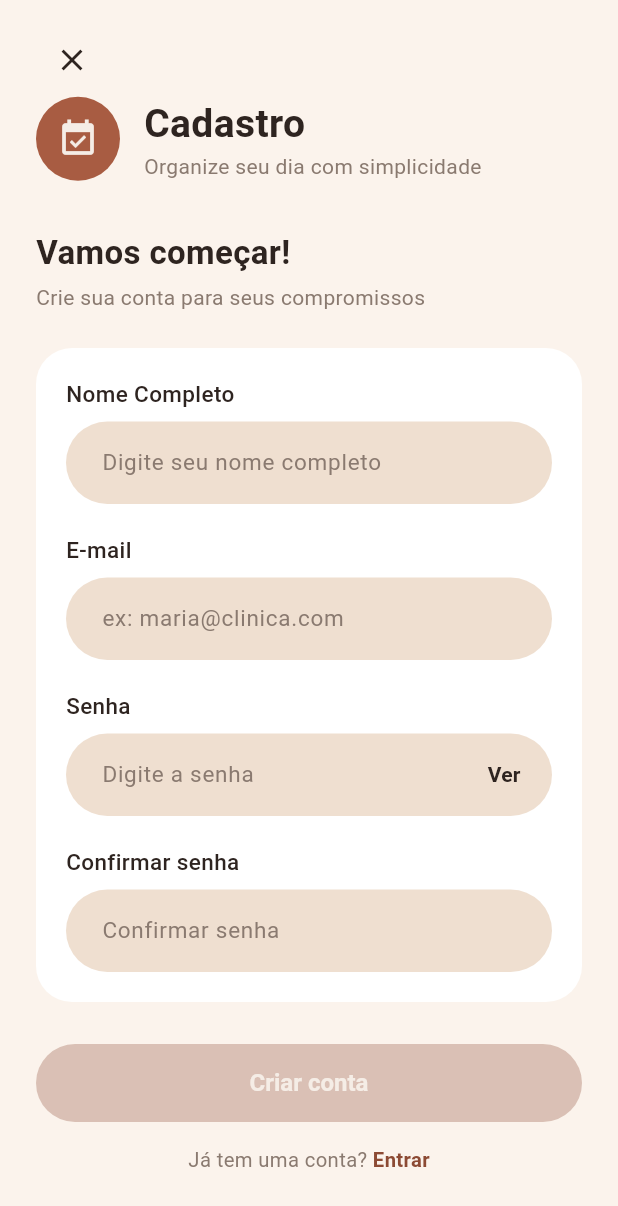
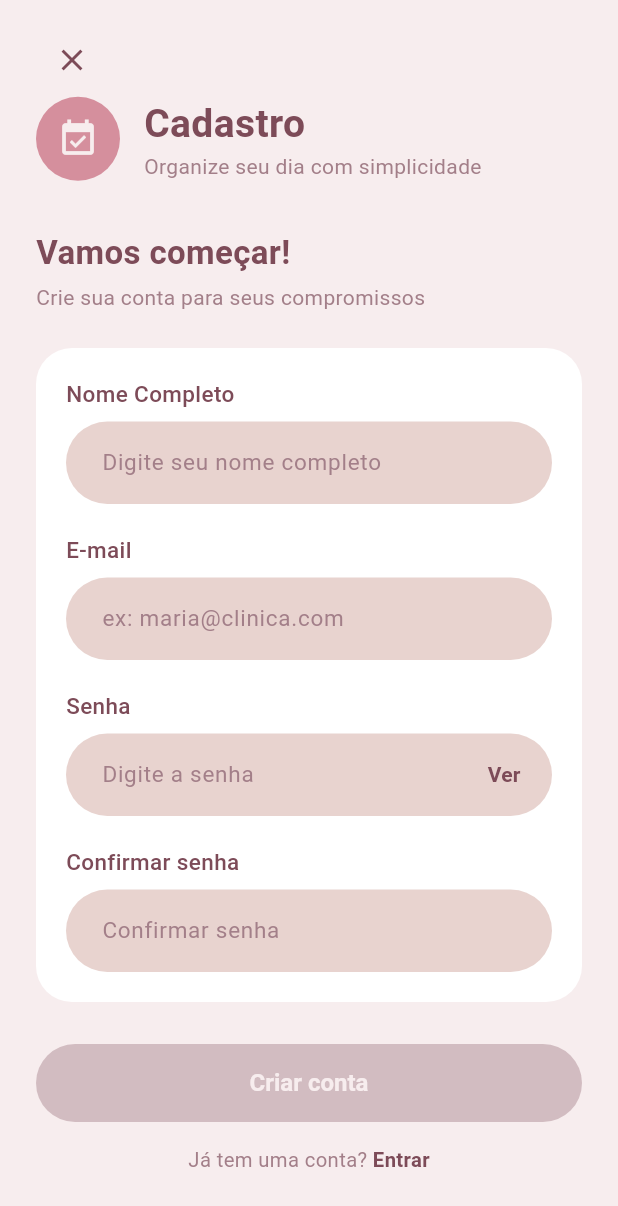
Before and after one commit to EnoqueAzevedo/software-product, a Flutter app: the CadastroPage screen opened directly, on a phone screen of 412 x 824 dp. Shown: the top 1206 px of the screen. Run offline on Flutter 3.47's test engine with Material 3 defaults, Android fonts, the phone set to English and light mode, and no system bars; our stand-ins replace shared_preferences; accounts and stored records are empty; network calls fail.

Commit message:
ajusta cores

```diff
--- a/app/lib/pages/home_screen.dart
+++ b/app/lib/pages/home_screen.dart
@@ -144,7 +144,7 @@ class _HomeHeader extends StatelessWidget {
                 nomeUsuario.isNotEmpty
                     ? '${nomeUsuario[0].toUpperCase()}${nomeUsuario.substring(1)}'
                     : '',
-                style: Theme.of(context).textTheme.cormorantTitle?.copyWith(
+                style: Theme.of(context).textTheme.cormorantTitle.copyWith(
                   color: AppColors.textPrimary,
                   fontSize: 18,
                   fontWeight: FontWeight.w600,
@@ -155,7 +155,7 @@ class _HomeHeader extends StatelessWidget {
         ),
         _CircleIconButton(
           icon: Icons.search,
-          background: const Color.fromRGBO(255, 255, 255, 1),
+          background: AppColors.cardBackground,
           iconColor: AppColors.textPrimary,
           onTap: () {},
         ),
@@ -249,7 +249,7 @@ class _HeroCard extends StatelessWidget {
                     vertical: 6,
                   ),
                   decoration: BoxDecoration(
-                    color: Colors.white.withOpacity(0.12),
+                    color: Colors.white.withValues(alpha: 0.12),
                     borderRadius: BorderRadius.circular(AppRadius.pill),
                   ),
                   child: const Text(
@@ -668,7 +668,7 @@ class _NavFabItem extends StatelessWidget {
           shape: BoxShape.circle,
           boxShadow: [
             BoxShadow(
-              color: AppColors.accent.withOpacity(0.35),
+              color: AppColors.accent.withValues(alpha: 0.35),
               blurRadius: 12,
               offset: const Offset(0, 6),
             ),
--- a/app/lib/theme/app_theme.dart
+++ b/app/lib/theme/app_theme.dart
@@ -1,22 +1,34 @@
 import 'package:flutter/material.dart';
 
-/// Paleta de cores extraída do design "Studio Essenza".
+/// Paleta de cores
+
+
 class AppColors {
   AppColors._();
 
-  static const Color background = Color(0xFFFBF3EC);
-  static const Color heroBackground = Color(0xFF2E2420);
-  static const Color heroBackgroundLight = Color(0xFF3E322C);
-  static const Color cardBackground = Color(0xFFFFFFFF);
-  static const Color beigeCard = Color(0xFFF2E4D8);
-  static const Color pillBackground = Color(0xFFEFDFD0);
-  static const Color accent = Color(0xFFA85C42);
-  static const Color accentDark = Color(0xFF8C4A34);
-  static const Color textPrimary = Color(0xFF2E2420);
-  static const Color textSecondary = Color(0xFF8A7A70);
-  static const Color textOnDark = Color(0xFFF5EDE6);
-  static const Color textOnDarkMuted = Color(0xFFD8C9BE);
-  static const Color divider = Color(0xFFEBDFD1);
+  // Fundos
+  static const Color background = Color(0xFFF7EDEE);          // Rosa claro de fundo
+  static const Color cardBackground = Color(0xFFFFFFFF);      // Branco
+  static const Color beigeCard = Color(0xFFE8D3CF);           // Nude rosado
+  static const Color pillBackground = Color(0xFFE8D3CF);      // Nude rosado
+
+  // Hero (área escura)
+  static const Color heroBackground = Color(0xFF7D4B58);      // Vinho suave
+  static const Color heroBackgroundLight = Color(0xFF935F6D); // Vinho um pouco mais claro (derivada)
+
+  // Destaques
+  static const Color accent = Color(0xFFD58F9D);              // Rosa elegante
+  static const Color accentDark = Color(0xFF7D4B58);          // Vinho suave
+
+  // Textos
+  static const Color textPrimary = Color(0xFF7D4B58);         // Vinho suave
+  static const Color textSecondary = Color(0xFFA37F89);       // Vinho esmaecido (derivada)
+  static const Color textOnDark = Color(0xFFF7EDEE);          // Rosa claro
+  static const Color textOnDarkMuted = Color(0xFFE8D3CF);     // Nude rosado
+
+  // Bordas e divisores
+  static const Color divider = Color(0xFFECE7E7);             // Cinza claro
+
 }
 
 /// Raios de borda padronizados usados nos cards e botões.
```
